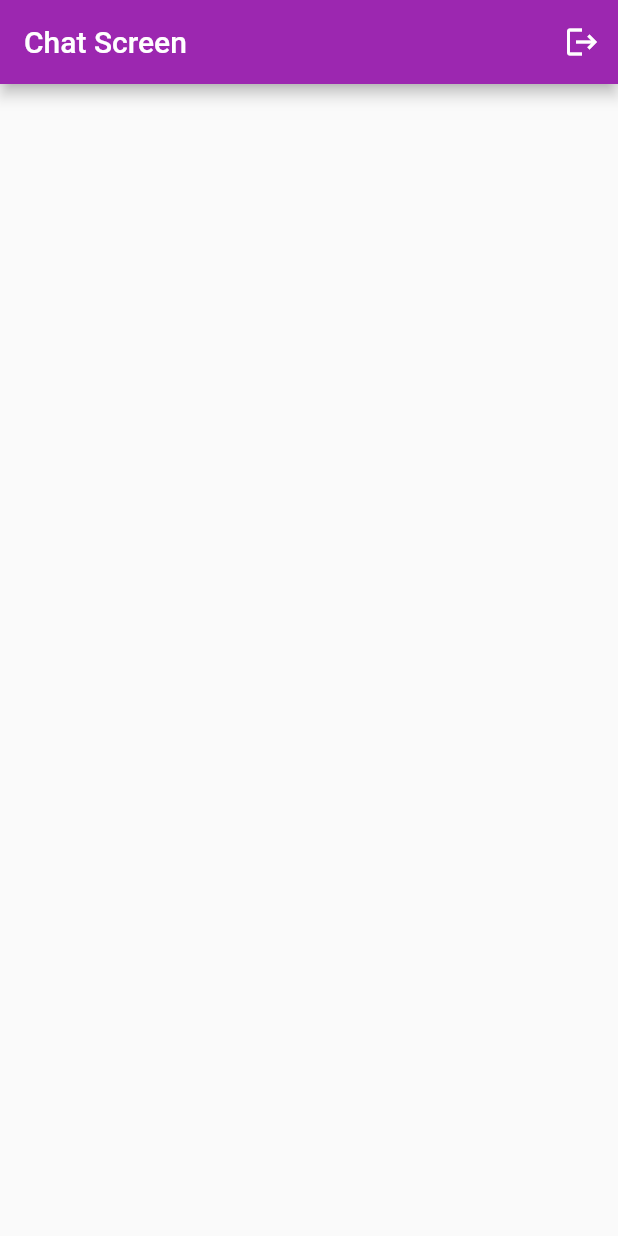
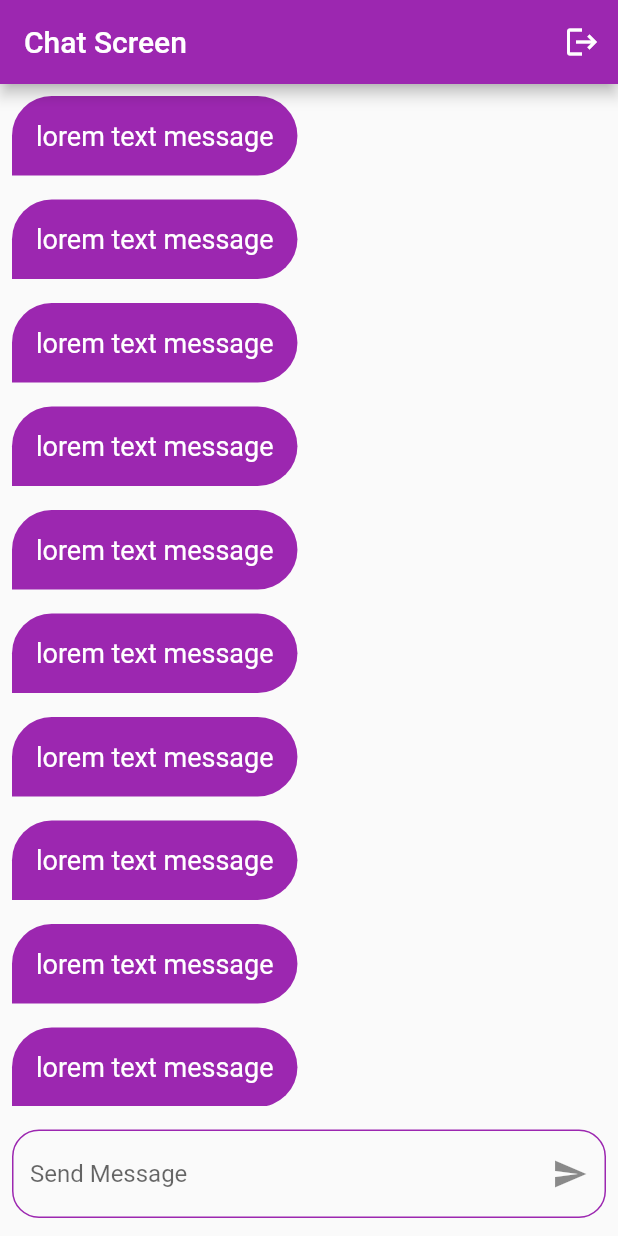
Before and after one commit to asemayoub/chatapp, a Flutter app: the chatScreen screen opened by its route, on a phone screen of 412 x 824 dp. Run offline on Flutter 3.47's test engine with Material 2 defaults, Android fonts, the phone set to English and light mode, and no system bars; our stand-ins replace cloud_firestore, firebase_auth, firebase_core, hexcolor, modal_progress_hud_nsn; accounts and stored records are empty.

Commit message:
add message

```diff
--- /dev/null
+++ b/lib/Share/Components/chat_buble.dart
@@ -0,0 +1,25 @@
+import 'package:flutter/material.dart';
+
+import 'constant.dart';
+
+class ChatBuble extends StatelessWidget {
+  @override
+  Widget build(BuildContext context) {
+    return Container(
+      padding: EdgeInsets.all(16),
+      margin: EdgeInsets.all(8),
+      decoration: BoxDecoration(
+        borderRadius: BorderRadius.only(
+          topLeft: Radius.circular(32),
+          topRight: Radius.circular(32),
+          bottomRight: Radius.circular(32),
+        ),
+        color: Primarycolor,
+      ),
+      child: Text(
+        'lorem text message',
+        style: TextStyle(fontSize: 18, color: Colors.white),
+      ),
+    );
+  }
+}
--- a/lib/Share/Components/constant.dart
+++ b/lib/Share/Components/constant.dart
@@ -1,4 +1,7 @@
 import 'package:flutter/material.dart';
-import 'package:hexcolor/hexcolor.dart';
 
-final Primarycolor =  HexColor('8b3069');
+const Primarycolor = Colors.purple;
+
+const KMessageConst = 'message';
+
+const KeyMessagesCollectionConst = 'messages';
--- /dev/null
+++ b/lib/models/messages.dart
@@ -0,0 +1,11 @@
+import '../Share/Components/constant.dart';
+
+class Message {
+  final String message;
+
+  Message(this.message);
+
+  factory Message.fromJson(jsonData) {
+    return Message(jsonData[KeyMessagesCollectionConst]);
+  }
+}
--- a/lib/pages/chat.dart
+++ b/lib/pages/chat.dart
@@ -1,17 +1,39 @@
+import 'package:cloud_firestore/cloud_firestore.dart';
 import 'package:firebase_auth/firebase_auth.dart';
 import 'package:flutter/material.dart';
 
+import '../Share/Components/chat_buble.dart';
+import '../Share/Components/constant.dart';
+import '../models/messages.dart';
 import 'auth/login_page.dart';
 
-class chatScreen extends StatefulWidget {
+// class chatScreen extends StatefulWidget {
+//
+//   @override
+//   State<chatScreen> createState() => _chatScreenState();
+// }
+
+class chatScreen extends StatelessWidget {
   String id = 'ChatScreen';
+  FirebaseFirestore firestore = FirebaseFirestore.instance;
+  TextEditingController MessagesController = TextEditingController();
+  CollectionReference messages =
+      FirebaseFirestore.instance.collection(KeyMessagesCollectionConst);
+
   @override
-  State<chatScreen> createState() => _chatScreenState();
+  Widget build(BuildContext context) {
+    // Setup Collection FireStore Messages
+
+    return FutureBuilder<QuerySnapshot>(
+        future: messages.get(),
+        builder: (context, Asyncsnapshot) {
+          if (Asyncsnapshot.hasData) {
+            List<Message> messagesList = [];
+
+            for (int i = 0; i < Asyncsnapshot.data!.docs.length; i++) {
+              messagesList.add(Message.fromJson(Asyncsnapshot.data!.docs[i]));
             }
 
-class _chatScreenState extends State<chatScreen> {
-  @override
-  Widget build(BuildContext context) {
             return Scaffold(
                 appBar: AppBar(
                   automaticallyImplyLeading: false,
@@ -25,6 +47,51 @@ class _chatScreenState extends State<chatScreen> {
                         icon: Icon(Icons.logout))
                   ],
                 ),
-    );
+                body: Column(
+                  children: [
+                    Expanded(
+                      child: ListView.builder(itemBuilder: (context, index) {
+                        return Align(
+                            alignment: Alignment.centerLeft,
+                            child: ChatBuble());
+                      }),
+                    ),
+                    Padding(
+                      padding: const EdgeInsets.only(
+                        left: 8,
+                        right: 8,
+                        top: 16,
+                        bottom: 12,
+                      ),
+                      child: TextFormField(
+                        controller: MessagesController,
+                        onFieldSubmitted: (value) {
+                          messages.add({
+                            KeyMessagesCollectionConst: value,
+                          });
+                          MessagesController.clear();
+                        },
+                        decoration: InputDecoration(
+                            hintText: 'Send Message',
+                            suffixIcon: Icon(Icons.send),
+                            border: OutlineInputBorder(
+                                borderSide: BorderSide(
+                              width: 1,
+                            )),
+                            enabledBorder: OutlineInputBorder(
+                              borderSide: BorderSide(
+                                width: 1,
+                                color: Primarycolor,
+                              ),
+                              borderRadius: BorderRadius.circular(18),
+                            )),
+                      ),
+                    ),
+                  ],
+                ));
+          } else {
+            return Text('Loading...');
+          }
+        });
   }
 }
--- a/pubspec.yaml
+++ b/pubspec.yaml
@@ -43,6 +43,8 @@ dependencies:
   firebase_auth: ^4.1.5
 #  Package To Hundle If internet not connection is Loading
   modal_progress_hud_nsn: ^0.3.0
+#  Cloud Fire Base Flutter To Handle Messages Data
+  cloud_firestore: ^4.2.0
 
 
 
```
Also changed, not shown: pubspec.lock, 1 other file. Lines whose indentation alone changed are shown as unchanged.
